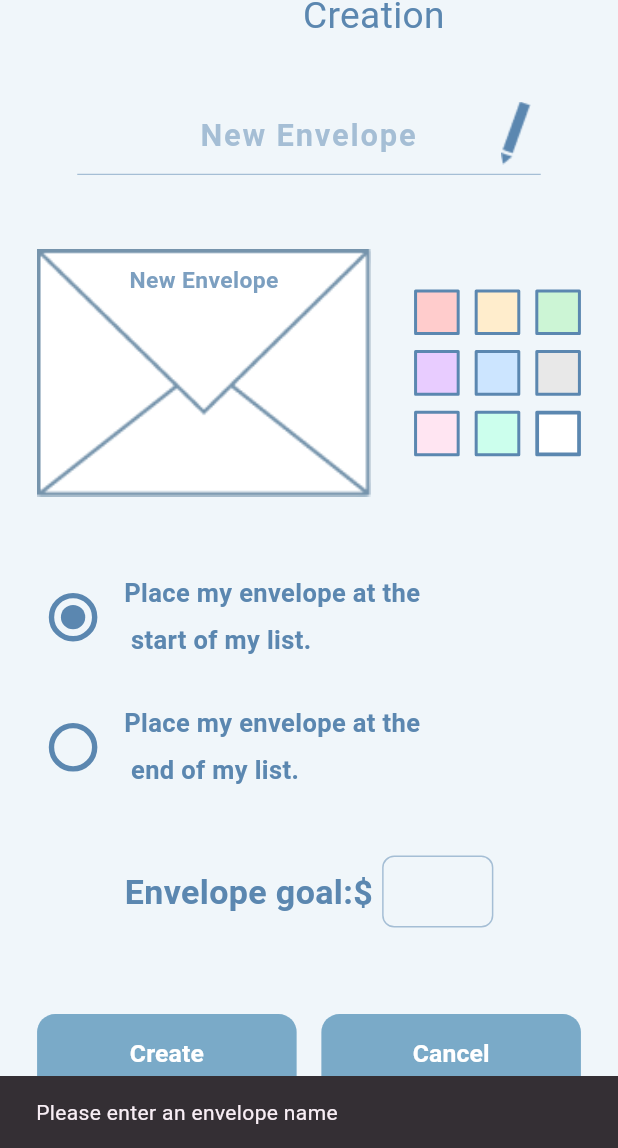
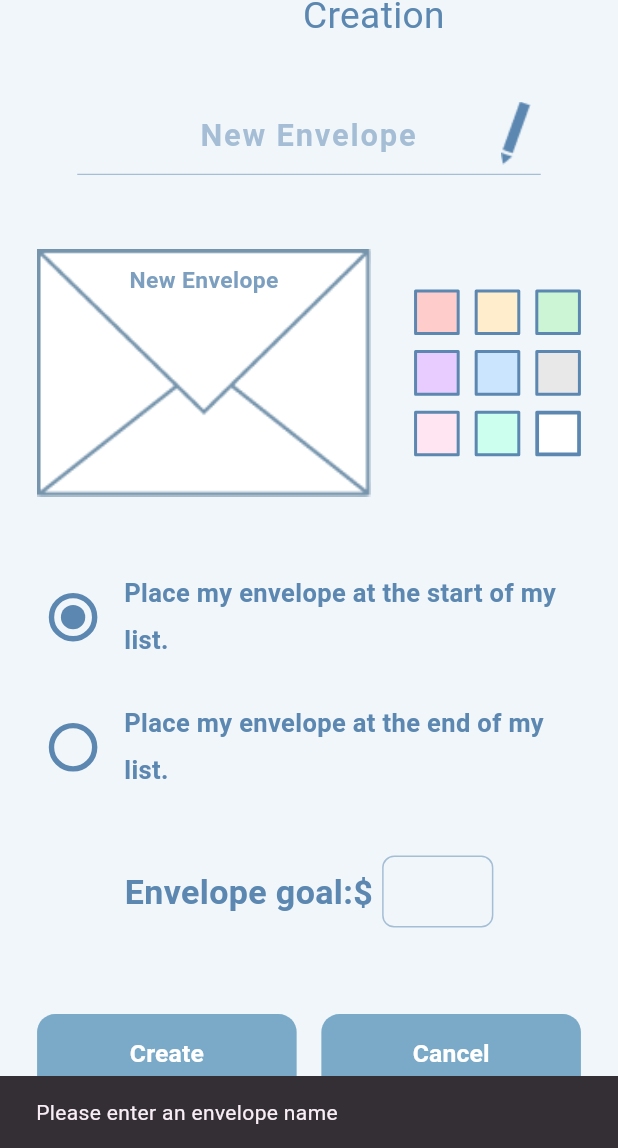
Before and after one commit to nicosetech/meownvelope, a Flutter app: the EnvelopeCreationPage screen opened directly, after a tap on "Create", on a phone screen of 412 x 824 dp, the part 88-1236 px from its top. Run offline on Flutter 3.47's test engine with Material 3 defaults, Android fonts, the phone set to English and light mode, and no system bars; our stand-ins replace google_fonts, hive, hive_flutter; missing offline and left inert: dart:ffi; accounts and stored records are empty.

Commit message:
SCRUM-168: Fixed buttons covered bug and small changes
Fixed the buttons being covered on certain devices.

Added "input formatters" to use instead of the if function to not allow special characters.

Fixed some sizing issues.

Removed the "\n" in the radio button descriptions.

```diff
--- a/meownvelope_mobile/lib/FlutterTestingPages/envelope_creation_page.dart
+++ b/meownvelope_mobile/lib/FlutterTestingPages/envelope_creation_page.dart
@@ -1,4 +1,5 @@
 import 'package:flutter/material.dart';
+import 'package:flutter/services.dart';
 import 'package:hive/hive.dart';
 import 'package:hive_flutter/hive_flutter.dart';
 import 'package:google_fonts/google_fonts.dart';
@@ -90,13 +91,6 @@ class _EnvelopeCreationPageState extends State<EnvelopeCreationPage> {
       return;
     }
 
-    if (nonInclusive.any((char) => name.contains(char))) {
-      ScaffoldMessenger.of(context).showSnackBar(
-        const SnackBar(content: Text('Name contains invalid characters')),
-      );
-      return;
-    }
-
     if (_goalController.text.isEmpty) {
       ScaffoldMessenger.of(context).showSnackBar(
         const SnackBar(content: Text('Please enter a goal amount'))
@@ -105,14 +99,14 @@ class _EnvelopeCreationPageState extends State<EnvelopeCreationPage> {
     }
 
     double goal = double.tryParse(_goalController.text)!;
-    if (goal < 0) {
+    if (goal <= 0) {
       ScaffoldMessenger.of(context).showSnackBar(
         const SnackBar(content: Text('Goal must be greater than 0')),
       );
       return;
     }
 
-    await HiveDatabase.newEnvelope(name, _selectedColor.value, goal!, 0.0, await HiveDatabase.envelopeOrder(_placeAtStart));
+    await HiveDatabase.newEnvelope(name, _selectedColor.value, goal, 0.0, await HiveDatabase.envelopeOrder(_placeAtStart));
 
     if (context.mounted) {
       ScaffoldMessenger.of(context).showSnackBar(
@@ -133,7 +127,7 @@ class _EnvelopeCreationPageState extends State<EnvelopeCreationPage> {
             final w = constraints.maxWidth;
             return SingleChildScrollView(
               physics: const NeverScrollableScrollPhysics(),
-              padding: EdgeInsets.symmetric(horizontal: w * 0.06, vertical: h * 0.02),
+              padding: EdgeInsets.fromLTRB( w * 0.06, h * 0.02, w * 0.06, h * 0.05),
               child: Column(
                 crossAxisAlignment: CrossAxisAlignment.start,
                 children: [
@@ -178,6 +172,15 @@ class _EnvelopeCreationPageState extends State<EnvelopeCreationPage> {
                     SizedBox(
                       width: w * 0.75,
                       child: TextField(
+                        inputFormatters: [
+                          LengthLimitingTextInputFormatter(15),
+                          FilteringTextInputFormatter.deny("/"),
+                          FilteringTextInputFormatter.deny('"'),
+                          FilteringTextInputFormatter.deny("'"),
+                          FilteringTextInputFormatter.deny("*"),
+                          FilteringTextInputFormatter.deny("\\"),
+                          FilteringTextInputFormatter.deny("#"),
+                        ],
                         controller: _nameController,
                         textAlign: TextAlign.center,
                         style: _monoStyle(w * 0.065, _blueText),
@@ -274,7 +277,7 @@ class _EnvelopeCreationPageState extends State<EnvelopeCreationPage> {
 
               // ── PLACEMENT RADIO BUTTONS ──────────────────────────
               _PlacementOption(
-                label: 'Place my envelope at the\n start of my list.',
+                label: 'Place my envelope at the start of my list.',
                 value: true,
                 groupValue: _placeAtStart,
                 activeColor: _blueText,
@@ -282,7 +285,7 @@ class _EnvelopeCreationPageState extends State<EnvelopeCreationPage> {
               ),
               SizedBox(height: h * 0.03),
               _PlacementOption(
-                label: 'Place my envelope at the\n end of my list.',
+                label: 'Place my envelope at the end of my list.',
                 value: false,
                 groupValue: _placeAtStart,
                 activeColor: _blueText,
```
